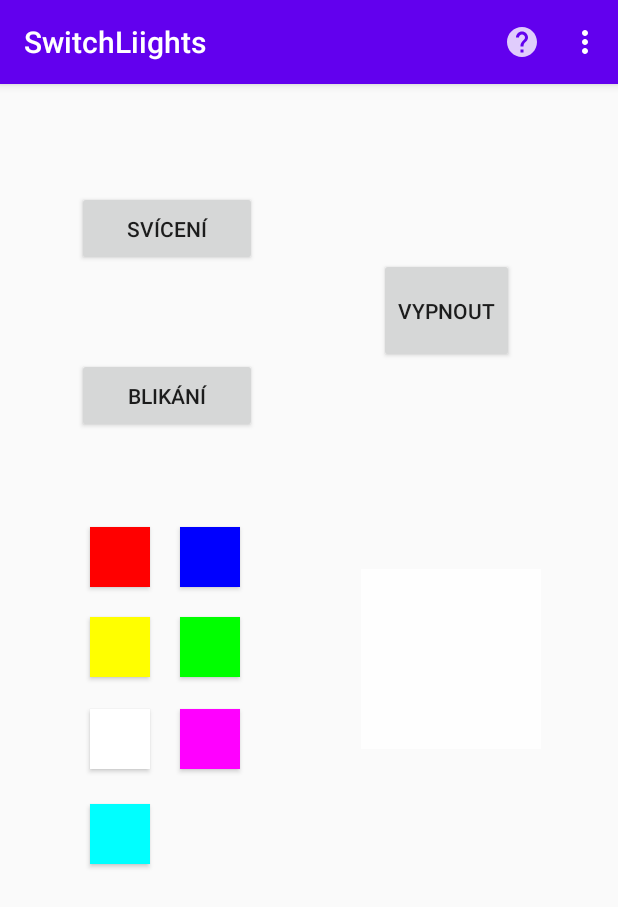
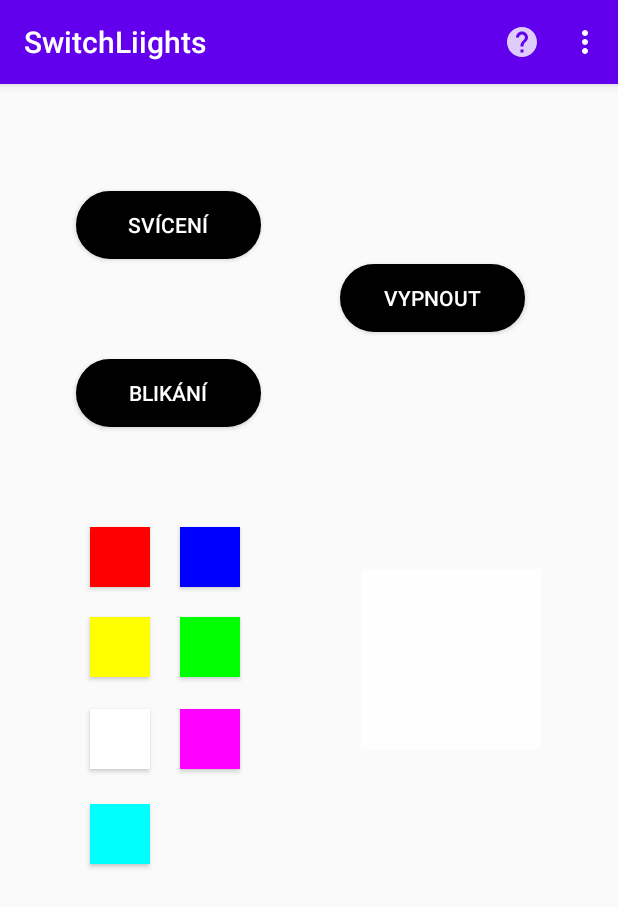
Before and after one commit to realfaid/SchoolProject, an Android app: the screen it shows after launch (LedActivity), on a phone screen of 412 x 824 dp. Shown: the top 907 px of the screen. Run offline under Robolectric (Android 15) with nearby library versions, the phone set to English and light mode, and no system bars.

Commit message:
upravy tlacitek

```diff
--- /dev/null
+++ b/SchoolProject/app/src/main/res/drawable/btn_background.xml
@@ -0,0 +1,23 @@
+<?xml version="1.0" encoding="utf-8"?>
+<shape xmlns:android="http://schemas.android.com/apk/res/android" android:shape="rectangle" >
+    <corners
+        android:radius="30dp"
+        />
+    <solid
+        android:color="#000000"
+        />
+    <padding
+        android:left="0dp"
+        android:top="0dp"
+        android:right="0dp"
+        android:bottom="0dp"
+        />
+    <size
+        android:width="270dp"
+        android:height="60dp"
+        />
+    <stroke
+        android:width="3dp"
+        android:color="#000000"
+        />
+</shape>
--- /dev/null
+++ b/SchoolProject/app/src/main/res/drawable/btn_radius.xml
@@ -0,0 +1,6 @@
+<?xml version="1.0" encoding="utf-8"?>
+<shape xmlns:android="http://schemas.android.com/apk/res/android" android:shape="rectangle" >
+    <corners
+        android:radius="30dp"
+        />
+</shape>
--- a/SchoolProject/app/src/main/res/layout/modes_layout.xml
+++ b/SchoolProject/app/src/main/res/layout/modes_layout.xml
@@ -13,14 +13,14 @@
         android:layout_width="40dp"
         android:layout_height="40dp"
         android:background="@color/colorRed"
+        android:onClick="btnRedClicked"
+
         app:layout_constraintBottom_toBottomOf="parent"
         app:layout_constraintEnd_toEndOf="parent"
         app:layout_constraintHorizontal_bias="0.161"
         app:layout_constraintStart_toStartOf="parent"
         app:layout_constraintTop_toTopOf="parent"
-        app:layout_constraintVertical_bias="0.406"
-        android:onClick="btnRedClicked"
-/>
+        app:layout_constraintVertical_bias="0.406" />
 
 
     <Button
@@ -46,6 +46,7 @@
     // android:layout_marginEnd="50dp"
     // android:layout_marginBottom="425dp"
     // android:text="On"
+
     // app:layout_constraintBottom_toBottomOf="parent"
     // app:layout_constraintEnd_toStartOf="@+id/btnOff"
     // app:layout_constraintStart_toStartOf="parent"
@@ -55,11 +56,12 @@
 
     <Button
         android:id="@+id/btnOff"
-        android:layout_width="90dp"
-        android:layout_height="70dp"
+        android:layout_width="123dp"
+        android:layout_height="45dp"
+        android:background="@drawable/btn_background"
         android:onClick="btnOffClicked"
         android:text="Vypnout"
-
+        android:textColor="#FFFFFF"
         app:layout_constraintBottom_toBottomOf="parent"
         app:layout_constraintEnd_toEndOf="parent"
         app:layout_constraintHorizontal_bias="0.785"
@@ -113,26 +115,28 @@
 
     <Button
         android:id="@+id/btnStill"
-        android:layout_width="120dp"
-        android:layout_height="50dp"
+        android:layout_width="123dp"
+        android:layout_height="45dp"
+        android:background="@drawable/btn_background"
         android:onClick="btnStillClicked"
         android:text="Svícení"
+        android:textColor="#FFFFFF"
         app:layout_constraintBottom_toBottomOf="parent"
         app:layout_constraintEnd_toEndOf="parent"
         app:layout_constraintHorizontal_bias="0.175"
         app:layout_constraintStart_toStartOf="parent"
         app:layout_constraintTop_toTopOf="parent"
-        app:layout_constraintVertical_bias="0.099"
 
-
-        />
+        app:layout_constraintVertical_bias="0.099" />
 
     <Button
         android:id="@+id/btnFlash"
-        android:layout_width="120dp"
-        android:layout_height="50dp"
+        android:layout_width="123dp"
+        android:layout_height="45dp"
+        android:background="@drawable/btn_background"
         android:onClick="btnFlashClicked"
         android:text="Blikání"
+        android:textColor="#FFFFFF"
         app:layout_constraintBottom_toBottomOf="parent"
         app:layout_constraintEnd_toEndOf="parent"
         app:layout_constraintHorizontal_bias="0.175"
```
